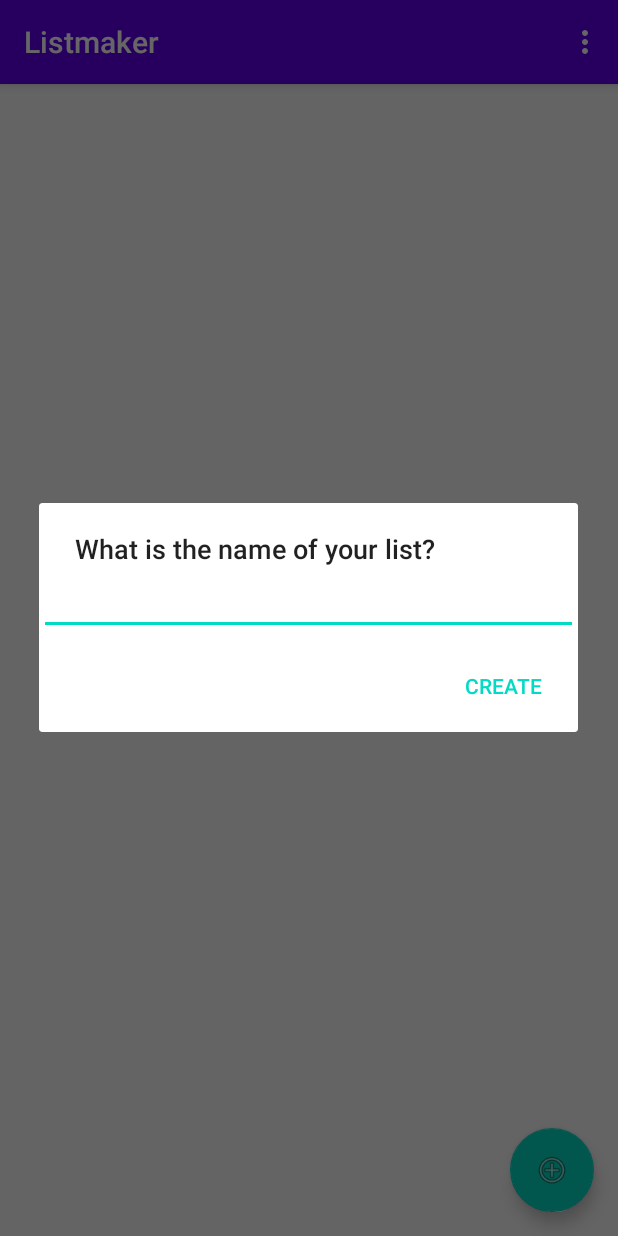
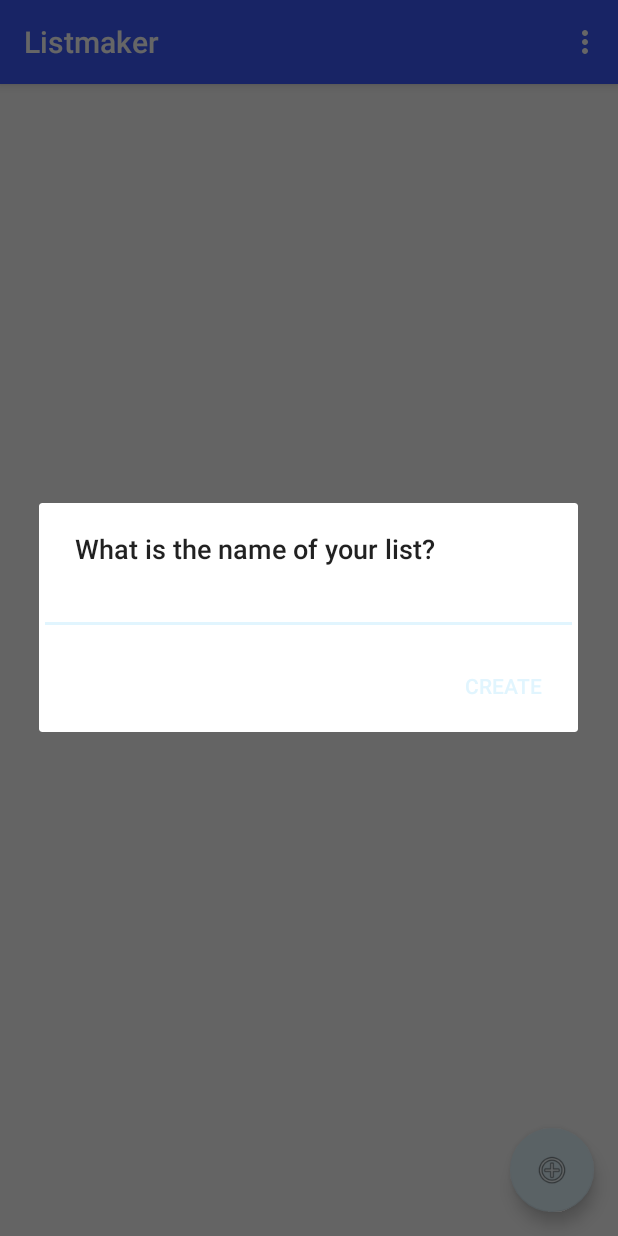
Before and after one commit to Delgadou/listApp, an Android app: the screen it shows after launch (MainActivity), after a tap on an icon or button, on a phone screen of 412 x 824 dp. Run offline under Robolectric (Android 15) with nearby library versions, the phone set to English and light mode, and no system bars.

Commit message:
Adiciona cores ao app

```diff
--- a/app/src/main/java/com/delgadoHenrique/listmaker/MainActivity.kt
+++ b/app/src/main/java/com/delgadoHenrique/listmaker/MainActivity.kt
@@ -21,7 +21,7 @@ class MainActivity : AppCompatActivity() {
         setContentView(R.layout.activity_main)
         setSupportActionBar(findViewById(R.id.toolbar))
 
-        val lists = ListDataManager.readLists()
+        val lists = listDataManager.readLists()
         todoListRecyclerView = findViewById(R.id.lists_recyclerview)
         todoListRecyclerView.layoutManager = LinearLayoutManager(this)
         todoListRecyclerView.adapter = TodoListAdapter(lists)
--- a/app/src/main/java/com/delgadoHenrique/listmaker/TodoListViewHolder.kt
+++ b/app/src/main/java/com/delgadoHenrique/listmaker/TodoListViewHolder.kt
@@ -9,5 +9,4 @@ import org.w3c.dom.Text
 class TodoListViewHolder(itemView: View) : RecyclerView.ViewHolder(itemView) {
     var listPositionTextView = itemView.findViewById<TextView>(R.id.itemNumber)
     var listTitleTextView = itemView.findViewById<TextView>(R.id.itemString)
-
 }
--- a/app/src/main/res/values/colors.xml
+++ b/app/src/main/res/values/colors.xml
@@ -1,6 +1,11 @@
 <?xml version="1.0" encoding="utf-8"?>
 <resources>
-    <color name="colorPrimary">#6200EE</color>
-    <color name="colorPrimaryDark">#3700B3</color>
-    <color name="colorAccent">#03DAC5</color>
+    <color name="primaryColor">#3d5afe</color>
+    <color name="primaryLightColor">#8187ff</color>
+    <color name="primaryDarkColor">#0031ca</color>
+    <color name="secondaryColor">#e1f5fe</color>
+    <color name="secondaryLightColor">#ffffff</color>
+    <color name="secondaryDarkColor">#afc2cb</color>
+    <color name="primaryTextColor">#ffffff</color>
+    <color name="secondaryTextColor">#000000</color>
 </resources>
--- a/app/src/main/res/values/styles.xml
+++ b/app/src/main/res/values/styles.xml
@@ -2,9 +2,9 @@
     <!-- Base application theme. -->
     <style name="AppTheme" parent="Theme.AppCompat.Light.DarkActionBar">
         <!-- Customize your theme here. -->
-        <item name="colorPrimary">@color/colorPrimary</item>
-        <item name="colorPrimaryDark">@color/colorPrimaryDark</item>
-        <item name="colorAccent">@color/colorAccent</item>
+        <item name="colorPrimary">@color/primaryColor</item>
+        <item name="colorPrimaryDark">@color/primaryDarkColor</item>
+        <item name="colorAccent">@color/secondaryColor</item>
     </style>
 
     <style name="AppTheme.NoActionBar">
```
